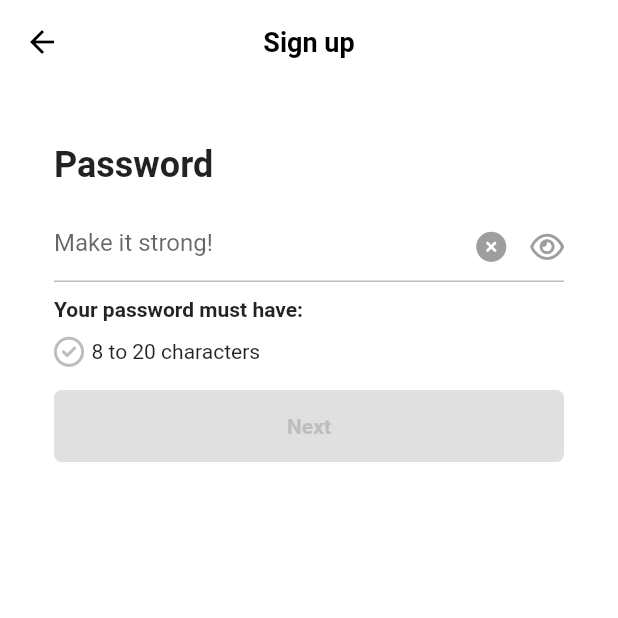
After one commit to HariKim/tiktok_clone, a Flutter app: the PasswordScreen screen opened directly, on a phone screen of 412 x 824 dp, the top half of it. The commit adds this screen. Run offline on Flutter 3.47's test engine with Material 2 defaults, Android fonts, the phone set to English and light mode, and no system bars; our stand-ins replace font_awesome_flutter.

Commit message:
feat : auth screen- birthday,email,password,username, auth widget - form_button 추가, main.dart에 scaffold theme 추가

```diff
--- a/lib/features/authentication/login_screen.dart
+++ b/lib/features/authentication/login_screen.dart
@@ -8,7 +8,7 @@ import '../../constants/sizes.dart';
 class LoginScreen extends StatelessWidget {
   const LoginScreen({super.key});
 
-  void onSignUpTap(BuildContext context) {
+  void _onSignUpTap(BuildContext context) {
     Navigator.of(context).pop();
   }
 
@@ -51,7 +51,7 @@ class LoginScreen extends StatelessWidget {
       ),
       bottomNavigationBar: BottomAppBar(
         elevation: 2,
-        color: Colors.grey.shade100,
+        color: Colors.grey.shade50,
         child: Padding(
           padding: const EdgeInsets.symmetric(vertical: Sizes.size32),
           child: Row(
@@ -60,7 +60,7 @@ class LoginScreen extends StatelessWidget {
               const Text("Don't have an account?"),
               Gaps.h5,
               GestureDetector(
-                onTap: () => onSignUpTap(context),
+                onTap: () => _onSignUpTap(context),
                 child: Text(
                   'Sign up',
                   style: TextStyle(
--- /dev/null
+++ b/lib/features/authentication/password_screen.dart
@@ -0,0 +1,170 @@
+import 'package:flutter/material.dart';
+import 'package:font_awesome_flutter/font_awesome_flutter.dart';
+import 'package:tiktok_clone/features/authentication/birthday_screen.dart';
+import 'package:tiktok_clone/features/authentication/widgets/form_button.dart';
+
+import '../../constants/gaps.dart';
+import '../../constants/sizes.dart';
+
+class PasswordScreen extends StatefulWidget {
+  const PasswordScreen({super.key});
+
+  @override
+  State<PasswordScreen> createState() => _PasswordScreenState();
+}
+
+class _PasswordScreenState extends State<PasswordScreen> {
+  final TextEditingController _passwordController = TextEditingController();
+  String _password = "";
+  bool _obscureText = true;
+
+  @override
+  void initState() {
+    super.initState();
+    _passwordController.addListener(() {
+      setState(() {
+        _password = _passwordController.text;
+      });
+    });
+  }
+
+  @override
+  void dispose() {
+    _passwordController.dispose();
+    super.dispose();
+  }
+
+  bool _isPasswordValid() {
+    return _password.isNotEmpty && _password.length > 8;
+  }
+
+  void _onScaffoldTap() {
+    FocusScope.of(context).unfocus();
+  }
+
+  void _onSubmit() {
+    if (!_isPasswordValid()) return;
+    Navigator.of(context)
+        .push(MaterialPageRoute(builder: (context) => const BirthdayScreen()));
+  }
+
+  void _onClearTap() {
+    _passwordController.clear();
+  }
+
+  void _toggleObscureText() {
+    setState(() {
+      _obscureText = !_obscureText;
+    });
+  }
+
+  @override
+  Widget build(BuildContext context) {
+    return GestureDetector(
+      onTap: _onScaffoldTap,
+      child: Scaffold(
+        appBar: AppBar(
+          centerTitle: true,
+          title: const Text(
+            "Sign up",
+          ),
+        ),
+        body: SafeArea(
+          child: Padding(
+            padding: const EdgeInsets.symmetric(
+              horizontal: Sizes.size36,
+            ),
+            child: Column(
+              crossAxisAlignment: CrossAxisAlignment.start,
+              children: [
+                Gaps.v40,
+                const Text(
+                  "Password",
+                  style: TextStyle(
+                    fontSize: Sizes.size24,
+                    fontWeight: FontWeight.w700,
+                  ),
+                ),
+                Gaps.v16,
+                TextField(
+                  obscureText: _obscureText,
+                  onEditingComplete: _onSubmit,
+                  controller: _passwordController,
+                  cursorColor: Theme.of(context).primaryColor,
+                  decoration: InputDecoration(
+                    suffixIcon: Row(
+                      mainAxisSize: MainAxisSize.min,
+                      children: [
+                        GestureDetector(
+                          onTap: _onClearTap,
+                          child: FaIcon(
+                            FontAwesomeIcons.solidCircleXmark,
+                            color: Colors.grey.shade500,
+                            size: Sizes.size20,
+                          ),
+                        ),
+                        Gaps.h16,
+                        GestureDetector(
+                          onTap: _toggleObscureText,
+                          child: _obscureText
+                              ? FaIcon(
+                                  FontAwesomeIcons.eye,
+                                  color: Colors.grey.shade500,
+                                  size: Sizes.size20,
+                                )
+                              : FaIcon(
+                                  FontAwesomeIcons.eyeSlash,
+                                  color: Colors.grey.shade500,
+                                  size: Sizes.size20,
+                                ),
+                        ),
+                      ],
+                    ),
+                    hintText: "Make it strong!",
+                    enabledBorder: UnderlineInputBorder(
+                      borderSide: BorderSide(
+                        color: Colors.grey.shade400,
+                      ),
+                    ),
+                    focusedBorder: UnderlineInputBorder(
+                      borderSide: BorderSide(
+                        color: Colors.grey.shade400,
+                      ),
+                    ),
+                  ),
+                ),
+                Gaps.v10,
+                const Text(
+                  'Your password must have:',
+                  style: TextStyle(
+                    fontWeight: FontWeight.bold,
+                  ),
+                ),
+                Gaps.v10,
+                Row(
+                  children: [
+                    FaIcon(
+                      FontAwesomeIcons.circleCheck,
+                      size: Sizes.size20,
+                      color: _isPasswordValid()
+                          ? Colors.green
+                          : Colors.grey.shade400,
+                    ),
+                    Gaps.h5,
+                    const Text("8 to 20 characters"),
+                  ],
+                ),
+                Gaps.v16,
+                GestureDetector(
+                  onTap: _onSubmit,
+                  child: FormButton(
+                      disabled: _password.isEmpty || !_isPasswordValid()),
+                ),
+              ],
+            ),
+          ),
+        ),
+      ),
+    );
+  }
+}
--- a/lib/features/authentication/sign_up_screen.dart
+++ b/lib/features/authentication/sign_up_screen.dart
@@ -9,7 +9,7 @@ import '../../constants/sizes.dart';
 class SignUpScreen extends StatelessWidget {
   const SignUpScreen({super.key});
 
-  void onLoginTap(BuildContext context) {
+  void _onLoginTap(BuildContext context) {
     Navigator.of(context)
         .push(MaterialPageRoute(builder: (context) => const LoginScreen()));
   }
@@ -53,7 +53,7 @@ class SignUpScreen extends StatelessWidget {
       ),
       bottomNavigationBar: BottomAppBar(
         elevation: 2,
-        color: Colors.grey.shade100,
+        color: Colors.grey.shade50,
         child: Padding(
           padding: const EdgeInsets.symmetric(vertical: Sizes.size32),
           child: Row(
@@ -62,7 +62,7 @@ class SignUpScreen extends StatelessWidget {
               const Text('Already have an account?'),
               Gaps.h5,
               GestureDetector(
-                onTap: () => onLoginTap(context),
+                onTap: () => _onLoginTap(context),
                 child: Text(
                   'Login',
                   style: TextStyle(
--- /dev/null
+++ b/lib/features/authentication/widgets/form_button.dart
@@ -0,0 +1,43 @@
+import 'package:flutter/material.dart';
+
+import '../../../constants/sizes.dart';
+
+class FormButton extends StatelessWidget {
+  final bool disabled;
+  const FormButton({super.key, required this.disabled});
+
+  @override
+  Widget build(BuildContext context) {
+    return FractionallySizedBox(
+      widthFactor: 1,
+      child: AnimatedContainer(
+        duration: const Duration(
+          milliseconds: 300,
+        ),
+        padding: const EdgeInsets.symmetric(
+          vertical: Sizes.size16,
+        ),
+        decoration: BoxDecoration(
+          color:
+              disabled ? Colors.grey.shade300 : Theme.of(context).primaryColor,
+          borderRadius: BorderRadius.circular(
+            Sizes.size5,
+          ),
+        ),
+        child: AnimatedDefaultTextStyle(
+          style: TextStyle(
+            color: disabled ? Colors.grey.shade400 : Colors.white,
+            fontWeight: FontWeight.w600,
+          ),
+          duration: const Duration(
+            milliseconds: 300,
+          ),
+          child: const Text(
+            'Next',
+            textAlign: TextAlign.center,
+          ),
+        ),
+      ),
+    );
+  }
+}
```
Also changed, not shown: lib/features/authentication/birthday_screen.dart (added, +11 -0 lines), lib/features/authentication/email_screen.dart (added, +116 -0 lines), lib/features/authentication/username_screen.dart (added, +106 -0 lines), lib/features/authentication/widgets/auth_button.dart (+16 -4 lines), lib/main.dart (+12 -0 lines).
